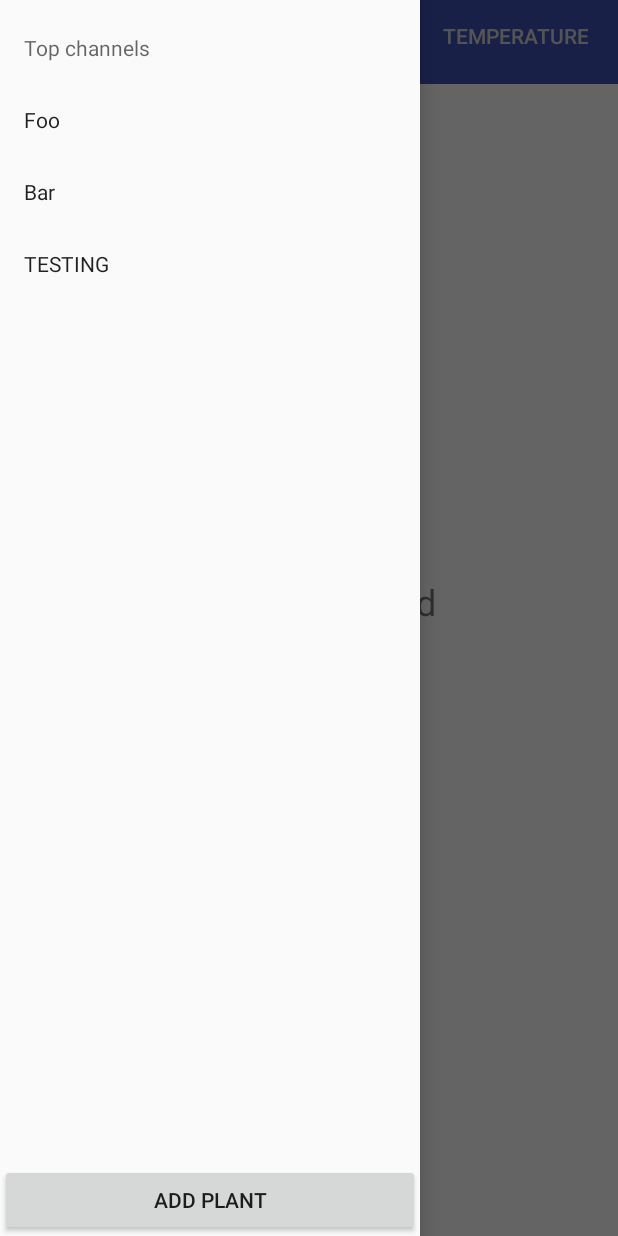
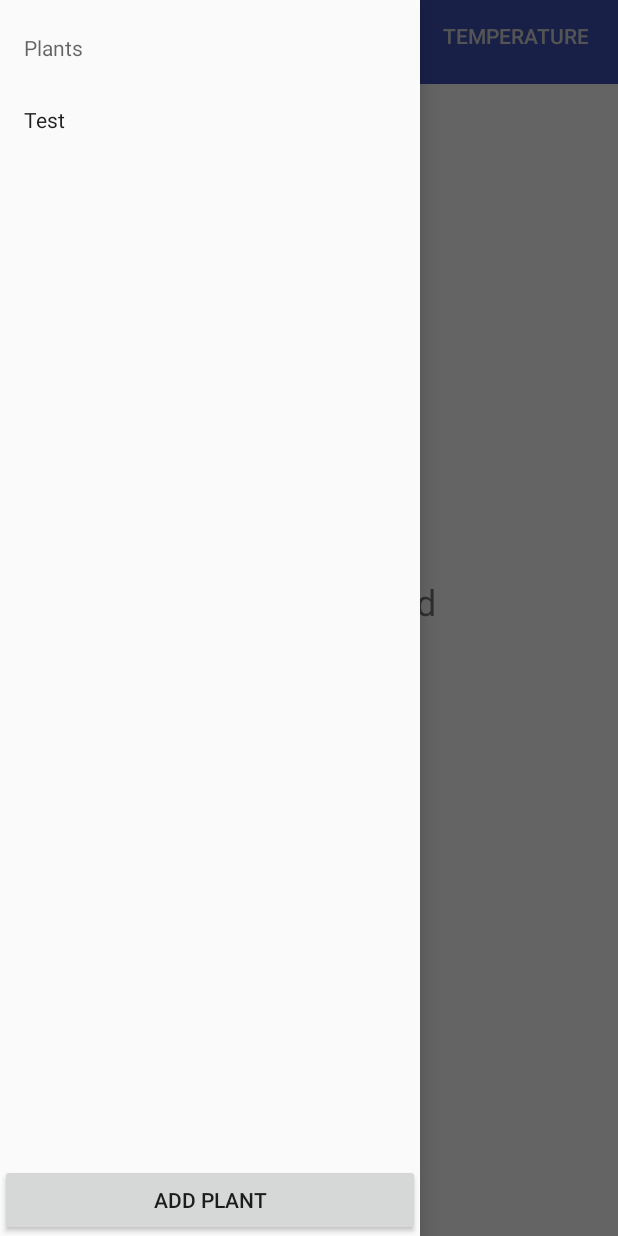
Before and after one commit to mpokryva/rpi-plant-app, an Android app: the screen it shows after launch (PlantStatsActivity), with the side drawer open, on a phone screen of 412 x 824 dp. Run offline under Robolectric (Android 15) with nearby library versions, the phone set to English and light mode, and no system bars; 9 statements that could not run were skipped.

Commit message:
Added AddPlantDialog class. Not fully polished. Still need navigation drawer to reflect user actions in dialog.

```diff
--- a/app/src/main/java/com/android/miki/rpiplantsapp/PlantStatsActivity.java
+++ b/app/src/main/java/com/android/miki/rpiplantsapp/PlantStatsActivity.java
@@ -61,7 +61,7 @@ import java.util.logging.Handler;
 
 import javax.security.auth.callback.Callback;
 
-public class PlantStatsActivity extends FragmentActivity {
+public class PlantStatsActivity extends FragmentActivity implements AddPlantDialog.AddPlantDialogListener {
 
     private DrawerLayout mDrawerLayout;
     private ListView mDrawerList;
@@ -75,6 +75,8 @@ public class PlantStatsActivity extends FragmentActivity {
     private String TAG = "PlantsStatsActivity";
     private ViewPager viewPager;
     private ViewPageAdapter adapter;
+    public Menu topChannelMenu;
+    private DBHandler mDBHandler;
 
     @Override
     protected void onCreate(Bundle savedInstanceState) {
@@ -123,10 +125,8 @@ public class PlantStatsActivity extends FragmentActivity {
         NavigationView mDrawerList =(NavigationView) findViewById(R.id.main_navigation);
 
         Menu navMenu = mDrawerList.getMenu();
-        final Menu topChannelMenu = navMenu.addSubMenu("Top channels");
-        topChannelMenu.add("Foo");
-        topChannelMenu.add("Bar");
-        topChannelMenu.add("TESTING");
+        topChannelMenu = navMenu.addSubMenu("Plants");
+        topChannelMenu.add("Test");
         final Button addPlantButton = (Button) findViewById(R.id.add_plant_button);
         addPlantButton.setOnClickListener(new View.OnClickListener() {
             @Override
@@ -137,11 +137,26 @@ public class PlantStatsActivity extends FragmentActivity {
 
             }
         });
-        //mDrawerList.invalidate();
+
+        // Initialize database
+        mDBHandler = new DBHandler(PlantStatsActivity.this, null, null, 1);
+        mDBHandler.getReadableDatabase().
 
 
 
 
+
+
+    }
+
+    /**
+     * Handle the plant that is received.
+     * @param newPlant
+     */
+    @Override
+    public void onDialogPositiveClick(Plant newPlant){
+        String plantName = newPlant.getPlantName();
+        topChannelMenu.add(plantName);
 
 
     }
@@ -231,4 +246,6 @@ public class PlantStatsActivity extends FragmentActivity {
      **/
 
 
+
+
 }
```
